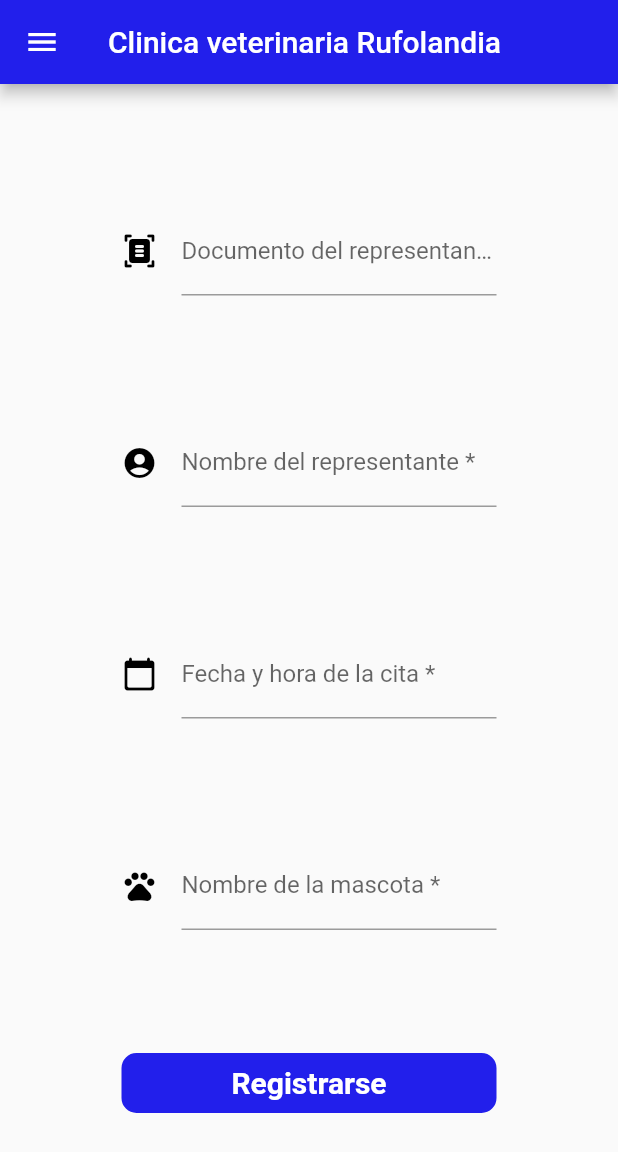
After one commit to CamilosolerB/veterinarios, a Flutter app: the citas screen opened directly, on a phone screen of 412 x 824 dp. The commit adds this screen. Shown: the top 1152 px of the screen. Run offline on Flutter 3.47's test engine with Material 2 defaults, Android fonts, the phone set to English and light mode, and no system bars; our stand-ins replace fluttertoast.

Commit message:
diseño final

```diff
--- /dev/null
+++ b/lib/cita.dart
@@ -0,0 +1,96 @@
+import 'package:flutter/material.dart';
+import 'package:veterinarios/inicio.dart';
+
+
+class citas extends StatelessWidget {
+  const citas({Key? key}) : super(key: key);
+
+  @override
+  Widget build(BuildContext context){
+
+    return Scaffold(
+      appBar: AppBar(
+        backgroundColor: Color(0xFF221FEB),
+        title: Text("Clinica veterinaria Rufolandia"),
+      ),
+      drawer: menu(),
+      body: Center(
+        child: Container(
+          child: Form(
+            child: Column(
+              mainAxisAlignment: MainAxisAlignment.spaceEvenly,
+              children: [
+                Container(
+                    child: TextFormField(
+                      decoration: InputDecoration(
+                          hintText: "Documento del representante",
+                          labelText: "Documento del representante *",
+                          icon: Icon(Icons.document_scanner_rounded),
+                          iconColor: Colors.black,
+
+                      ),
+                    ),
+                    width: 250
+                ),
+                Container(
+                    child: TextFormField(
+
+                      decoration: InputDecoration(
+                          hintText: "Nombre del representante",
+                          labelText: "Nombre del representante *",
+                          icon: Icon(Icons.account_circle_rounded),
+                          iconColor: Colors.black
+                      ),
+                    ),
+                    width: 250
+                ),
+                Container(
+                    child: TextFormField(
+                      decoration: InputDecoration(
+                          hintText: "Fecha y hora de la cita",
+                          labelText: "Fecha y hora de la cita *",
+                          icon: Icon(Icons.calendar_today_rounded),
+                          iconColor: Colors.black,
+                      ),
+                    ),
+                    width: 250
+                ),
+                Container(
+                    child: TextFormField(
+                      decoration: InputDecoration(
+                          hintText: "Nombre de la mascota",
+                          labelText: "Nombre de la mascota *",
+                          icon: Icon(Icons.pets_sharp),
+                          iconColor: Colors.black
+                      ),
+                    ),
+                    width: 250
+                ),
+                InkWell(
+                  child: Container(
+                      width: 250,
+                      height: 40,
+                      decoration: BoxDecoration(
+                          color: Color(0xFF221FEB),
+                          borderRadius: BorderRadius.circular(10),
+                          border: Border.all(width: 2.0, color: Color(0xFF221FEB))
+                      ),
+                      child: Center(
+                        child: Text("Registrarse", textAlign: TextAlign.center,
+                          style: TextStyle(
+                              fontSize: 20,
+                              color: Colors.white,
+                              fontWeight: FontWeight.bold
+                          ),
+                        ),
+                      )
+                  ),
+                )
+              ],
+            ),
+          ),
+        ),
+      ),
+    );
+  }
+}
--- a/pubspec.yaml
+++ b/pubspec.yaml
@@ -35,6 +35,7 @@ dependencies:
   # Use with the CupertinoIcons class for iOS style icons.
   cupertino_icons: ^1.0.2
   fluttertoast: ^8.0.9
+  datetime_picker_formfield: ^0.1.8
 
 dev_dependencies:
   flutter_test:
@@ -76,6 +77,10 @@ flutter:
   # "family" key with the font family name, and a "fonts" key with a
   # list giving the asset and other descriptors for the font. For
   # example:
+  fonts:
+    - family: GrapeNuts
+      fonts:
+        - asset: fonts/GrapeNuts-Regular.ttf
   # fonts:
   #   - family: Schyler
   #     fonts:
```
Also changed, not shown: lib/general.dart (added, +142 -0 lines), lib/inicio.dart (+15 -0 lines), lib/politicas.dart (added, +69 -0 lines), fonts/GrapeNuts-Regular.ttf (added), imgs/alimento.jpg (added), imgs/limpieza.jpg (added), imgs/politica.jpg (added), pubspec.lock.
